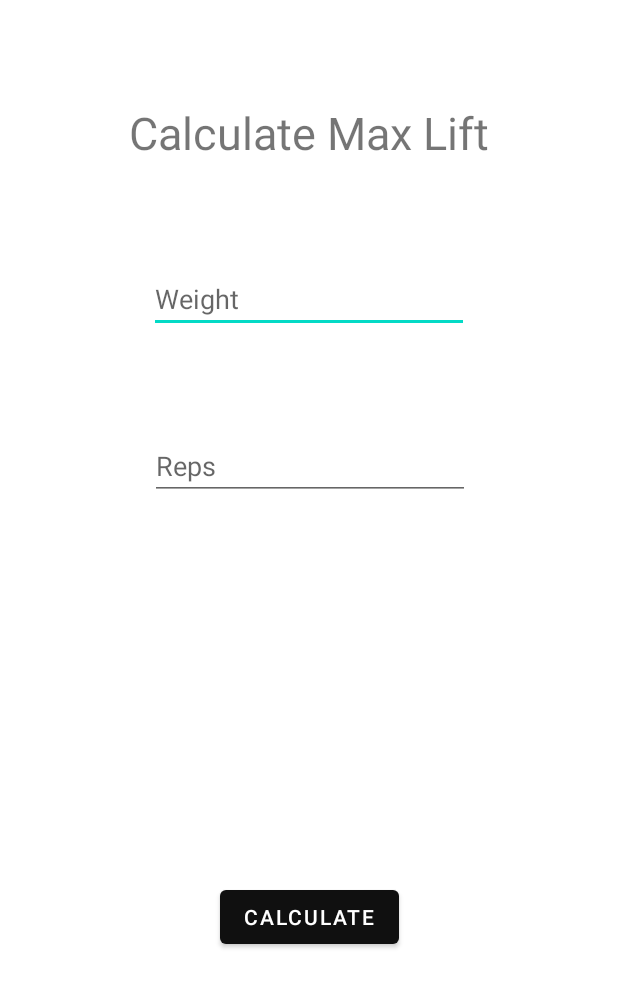
After one commit to denisferatovic/EMP_Fitness_App, an Android app: the fragment EighthFragment shown on its own in the app's theme, on a phone screen of 412 x 824 dp. The commit adds this screen. Shown: the top 987 px of the screen. Run offline under Robolectric (Android 15) with nearby library versions, the phone set to English and light mode, and no system bars.

Commit message:
added eighth fragment

```diff
--- /dev/null
+++ b/app/src/main/java/com/example/fitnessemp/EighthFragment.java
@@ -0,0 +1,71 @@
+package com.example.fitnessemp;
+
+import android.os.Bundle;
+
+import androidx.annotation.NonNull;
+import androidx.annotation.Nullable;
+import androidx.fragment.app.Fragment;
+
+import android.view.LayoutInflater;
+import android.view.View;
+import android.view.ViewGroup;
+import android.widget.Button;
+import android.widget.EditText;
+import android.widget.TextView;
+
+/**
+ * A simple {@link Fragment} subclass.
+ * Use the {@link EighthFragment#newInstance} factory method to
+ * create an instance of this fragment.
+ */
+public class EighthFragment extends Fragment {
+    private static Button calculateBtn;
+    private static EditText w;
+    private static EditText r;
+    private static TextView result;
+
+    public EighthFragment() {
+        // Required empty public constructor
+    }
+
+    public static EighthFragment newInstance(String param1, String param2) {
+        EighthFragment fragment = new EighthFragment();
+
+
+        return fragment;
+    }
+
+    @Override
+    public void onCreate(Bundle savedInstanceState) {
+        super.onCreate(savedInstanceState);
+    }
+
+    @Override
+    public View onCreateView(LayoutInflater inflater, ViewGroup container,
+                             Bundle savedInstanceState) {
+        // Inflate the layout for this fragment
+        return inflater.inflate(R.layout.fragment_eighth, container, false);
+    }
+
+    @Override
+    public void onViewCreated(@NonNull View view, @Nullable Bundle savedInstanceState) {
+        super.onViewCreated(view, savedInstanceState);
+        calculateBtn = (Button) view.findViewById(R.id.calculateBtn);
+        w = (EditText)view.findViewById(R.id.weight);
+        r = (EditText)view.findViewById(R.id.reps);
+        result = (TextView) view.findViewById(R.id.output);
+
+        calculateBtn.setOnClickListener(new View.OnClickListener() {
+            @Override
+            public void onClick(View arg0) {
+                if(w.getText().toString().length() > 0 && r.getText().toString().length() > 0) {
+                    double weight = Double.parseDouble(w.getText().toString());
+                    double reps = Double.parseDouble(r.getText().toString());
+                    double r = Math.round(weight * Math.pow(reps,0.10));
+                    result.setText(String.valueOf(r) + " kg");
+                }
+
+            }
+        });
+    }
+}
--- /dev/null
+++ b/app/src/main/res/layout/fragment_eighth.xml
@@ -0,0 +1,70 @@
+<?xml version="1.0" encoding="utf-8"?>
+<androidx.constraintlayout.widget.ConstraintLayout xmlns:android="http://schemas.android.com/apk/res/android"
+    xmlns:app="http://schemas.android.com/apk/res-auto"
+    xmlns:tools="http://schemas.android.com/tools"
+    android:id="@+id/frameLayout"
+    android:layout_width="match_parent"
+    android:layout_height="match_parent"
+    tools:context=".MaxCalculator">
+
+
+    <TextView
+        android:id="@+id/max_calculator_heading"
+        android:layout_width="wrap_content"
+        android:layout_height="wrap_content"
+        android:text="Calculate Max Lift"
+        app:layout_constraintBottom_toTopOf="@+id/weight"
+        app:layout_constraintEnd_toEndOf="parent"
+        app:layout_constraintStart_toStartOf="parent"
+        app:layout_constraintTop_toTopOf="parent"
+        android:textSize="30sp" />/>
+
+    <EditText
+        android:id="@+id/weight"
+        android:layout_width="wrap_content"
+        android:layout_height="wrap_content"
+        android:ems="10"
+        android:hint="Weight"
+        android:inputType="number"
+        app:layout_constraintBottom_toTopOf="@+id/output"
+        app:layout_constraintEnd_toEndOf="parent"
+        app:layout_constraintStart_toStartOf="parent"
+        app:layout_constraintTop_toTopOf="parent" />
+
+
+    <EditText
+        android:id="@+id/reps"
+        android:layout_width="wrap_content"
+        android:layout_height="wrap_content"
+        android:ems="10"
+        android:hint="Reps"
+        android:inputType="number"
+        app:layout_constraintBottom_toTopOf="@+id/output"
+        app:layout_constraintEnd_toEndOf="parent"
+        app:layout_constraintHorizontal_bias="0.502"
+        app:layout_constraintStart_toStartOf="parent"
+        app:layout_constraintTop_toBottomOf="@+id/weight" />
+
+
+    <Button
+        android:id="@+id/calculateBtn"
+        android:layout_width="wrap_content"
+        android:layout_height="wrap_content"
+        android:text="CALCULATE"
+        app:layout_constraintBottom_toBottomOf="parent"
+        app:layout_constraintEnd_toEndOf="parent"
+        app:layout_constraintStart_toStartOf="parent"
+        app:layout_constraintTop_toTopOf="@+id/output" />
+
+    <TextView
+        android:id="@+id/output"
+        android:layout_width="wrap_content"
+        android:layout_height="wrap_content"
+        android:text=""
+        app:layout_constraintBottom_toBottomOf="parent"
+        app:layout_constraintEnd_toEndOf="parent"
+        app:layout_constraintHorizontal_bias="0.5"
+        app:layout_constraintStart_toStartOf="parent"
+        app:layout_constraintTop_toTopOf="parent"
+        android:textSize="20sp"/>
+</androidx.constraintlayout.widget.ConstraintLayout>
--- a/app/src/main/res/values/strings.xml
+++ b/app/src/main/res/values/strings.xml
@@ -1,4 +1,4 @@
-    <resources>
+<resources>
     <string name="app_name">FitnessEMP</string>
     <string name="getfit">GetFit</string>
     <string name="home1">Home</string>
@@ -63,4 +63,4 @@
     <string name="track">4. <a href="https://www.heart.org/-/media/files/health-topics/answers-by-heart/pe-abh-how-can-i-keep-track-of-physical-activity-and-eating-ucm_300471.pdf" target="_top">Track your activity</a> (Easy-reading) </string>
     <string name="basis">5. <a href="https://www.cdc.gov/physicalactivity/basics/index.htm" target="_top">Basic Activities</a> (Human services) </string>
 
-    </resources>
+</resources>
```
